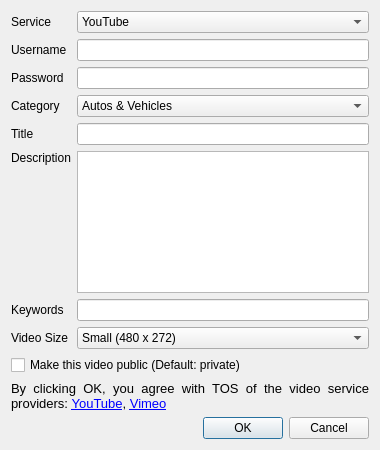
Before: the Qt Designer form src/Gui/ShareOnInternet.ui in kenshin1991/libishare, drawn with Qt 5.
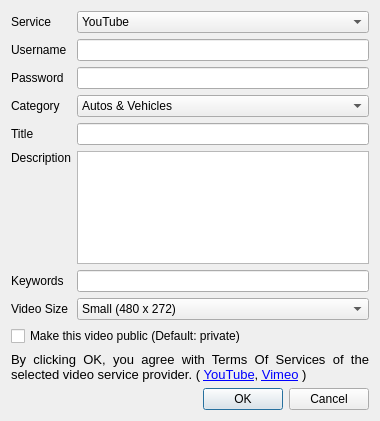
After: the same form once the commit is applied.

Diff of the .ui file:
```diff
--- a/src/Gui/ShareOnInternet.ui
+++ b/src/Gui/ShareOnInternet.ui
@@ -7,7 +7,7 @@
     <x>0</x>
     <y>0</y>
     <width>380</width>
-    <height>450</height>
+    <height>421</height>
    </rect>
   </property>
   <property name="windowTitle">
@@ -229,7 +229,7 @@
 &lt;html&gt;&lt;head&gt;&lt;meta name=&quot;qrichtext&quot; content=&quot;1&quot; /&gt;&lt;style type=&quot;text/css&quot;&gt;
 p, li { white-space: pre-wrap; }
 &lt;/style&gt;&lt;/head&gt;&lt;body style=&quot; font-family:'Sans'; font-size:10pt; font-weight:400; font-style:normal;&quot;&gt;
-&lt;p align=&quot;justify&quot; style=&quot; margin-top:0px; margin-bottom:0px; margin-left:0px; margin-right:0px; -qt-block-indent:0; text-indent:0px;&quot;&gt;By clicking OK, you agree with TOS of the video service providers: &lt;a href=&quot;http://code.google.com/apis/youtube/terms.html&quot;&gt;&lt;span style=&quot; text-decoration: underline; color:#0000ff;&quot;&gt;YouTube&lt;/span&gt;&lt;/a&gt;, &lt;a href=&quot;http://vimeo.com/terms&quot;&gt;&lt;span style=&quot; text-decoration: underline; color:#0000ff;&quot;&gt;Vimeo&lt;/span&gt;&lt;/a&gt;&lt;/p&gt;&lt;/body&gt;&lt;/html&gt;</string>
+&lt;p align=&quot;justify&quot; style=&quot; margin-top:0px; margin-bottom:0px; margin-left:0px; margin-right:0px; -qt-block-indent:0; text-indent:0px;&quot;&gt;By clicking OK, you agree with Terms Of Services of the selected video service provider. ( &lt;a href=&quot;http://code.google.com/apis/youtube/terms.html&quot;&gt;&lt;span style=&quot; text-decoration: underline; color:#0000ff;&quot;&gt;YouTube&lt;/span&gt;&lt;/a&gt;, &lt;a href=&quot;http://vimeo.com/terms&quot;&gt;&lt;span style=&quot; text-decoration: underline; color:#0000ff;&quot;&gt;Vimeo&lt;/span&gt;&lt;/a&gt; )&lt;/p&gt;&lt;/body&gt;&lt;/html&gt;</string>
      </property>
      <property name="textFormat">
       <enum>Qt::RichText</enum>
```
Left out of the diff: 10 changed lines with no effect on the pictures.
